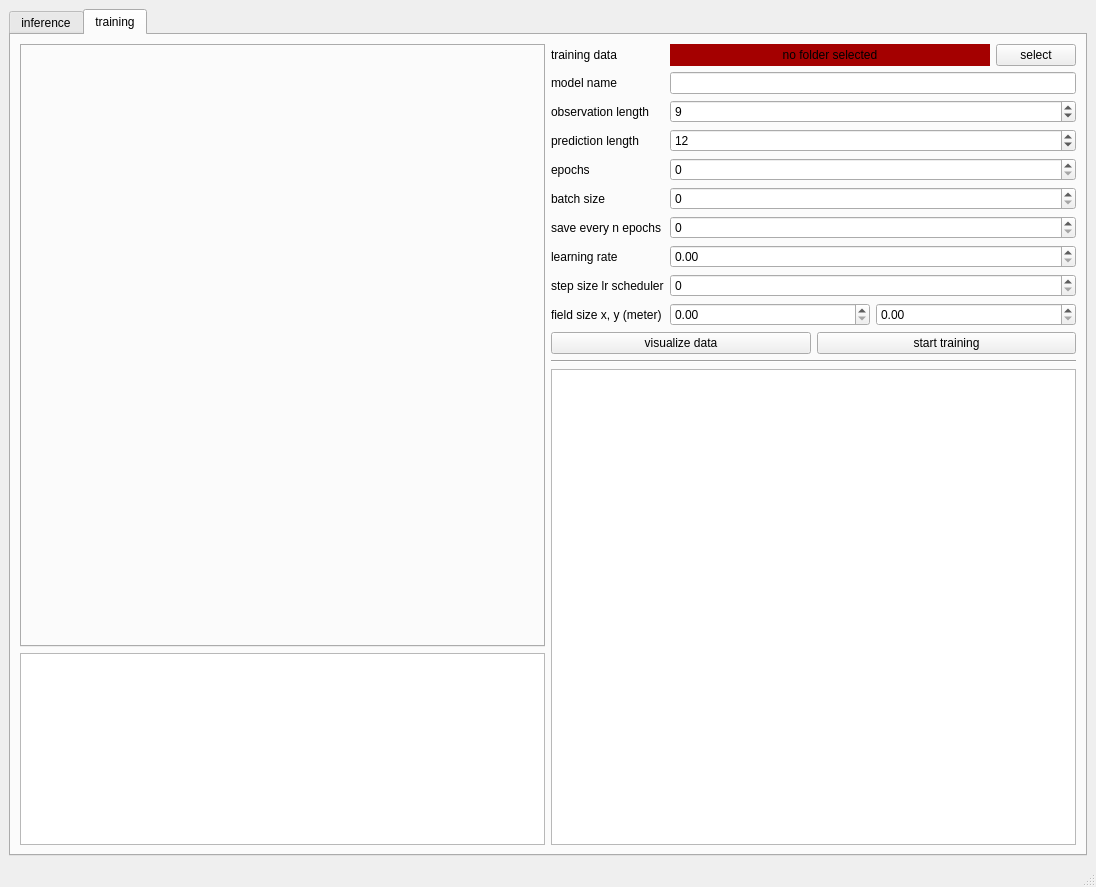
Before: the Qt Designer form inference_server.ui in birkschmithuesen/SystemFailed_trajnetplusplusbaselines, drawn with Qt 5.
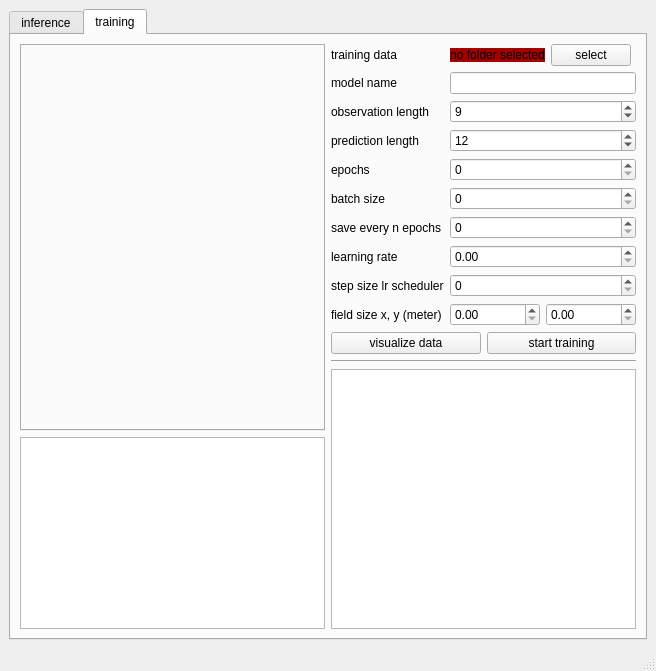
After: the same form once the commit is applied. The open tabs and pages were chosen to show the change.

Commit message: Add model selection

The edit to the form file:
```diff
--- a/inference_server.ui
+++ b/inference_server.ui
@@ -6,8 +6,8 @@
    <rect>
     <x>0</x>
     <y>0</y>
-    <width>1096</width>
-    <height>887</height>
+    <width>656</width>
+    <height>671</height>
    </rect>
   </property>
   <property name="windowTitle">
@@ -483,6 +483,12 @@
                <layout class="QHBoxLayout" name="horizontalLayout_6">
                 <item>
                  <widget class="QLabel" name="training_data_select_label">
+                  <property name="sizePolicy">
+                   <sizepolicy hsizetype="Fixed" vsizetype="Fixed">
+                    <horstretch>0</horstretch>
+                    <verstretch>0</verstretch>
+                   </sizepolicy>
+                  </property>
                   <property name="styleSheet">
                    <string notr="true">background-color: rgb(164, 0, 0);</string>
                   </property>
```
Left out of the diff: 8 changed lines with no effect on the pictures. The commit also changes 1 other file.
